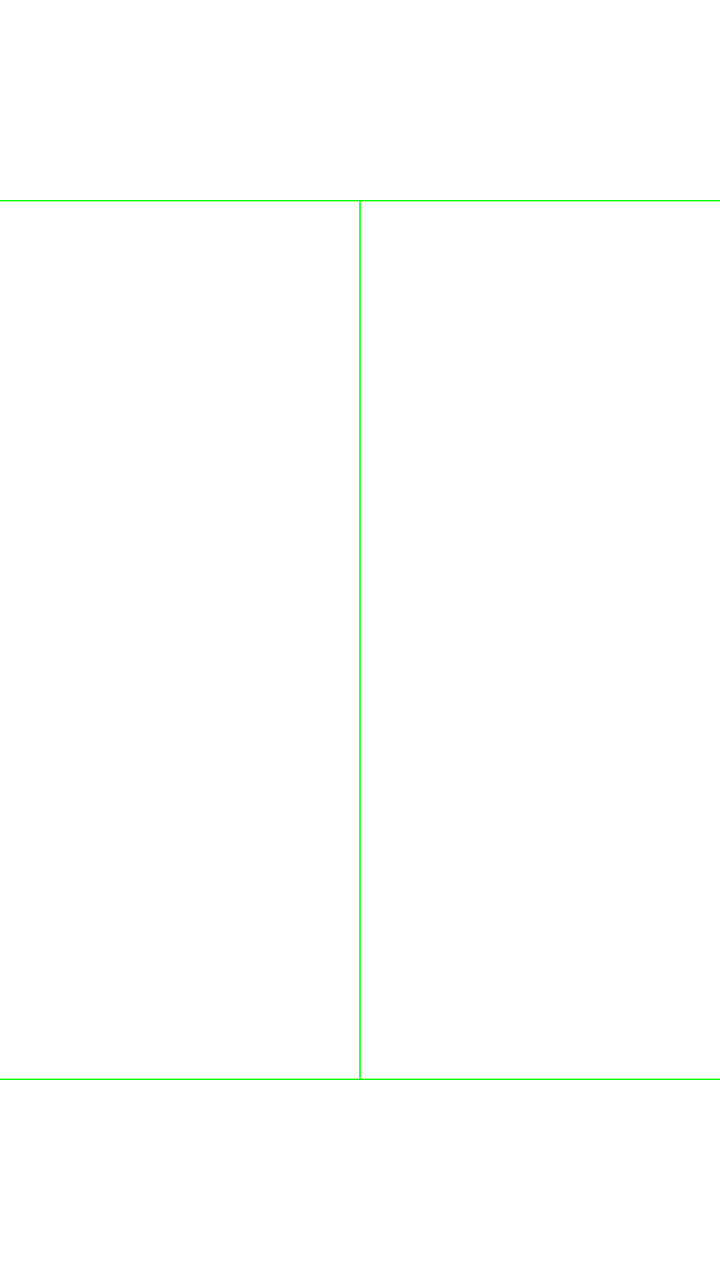
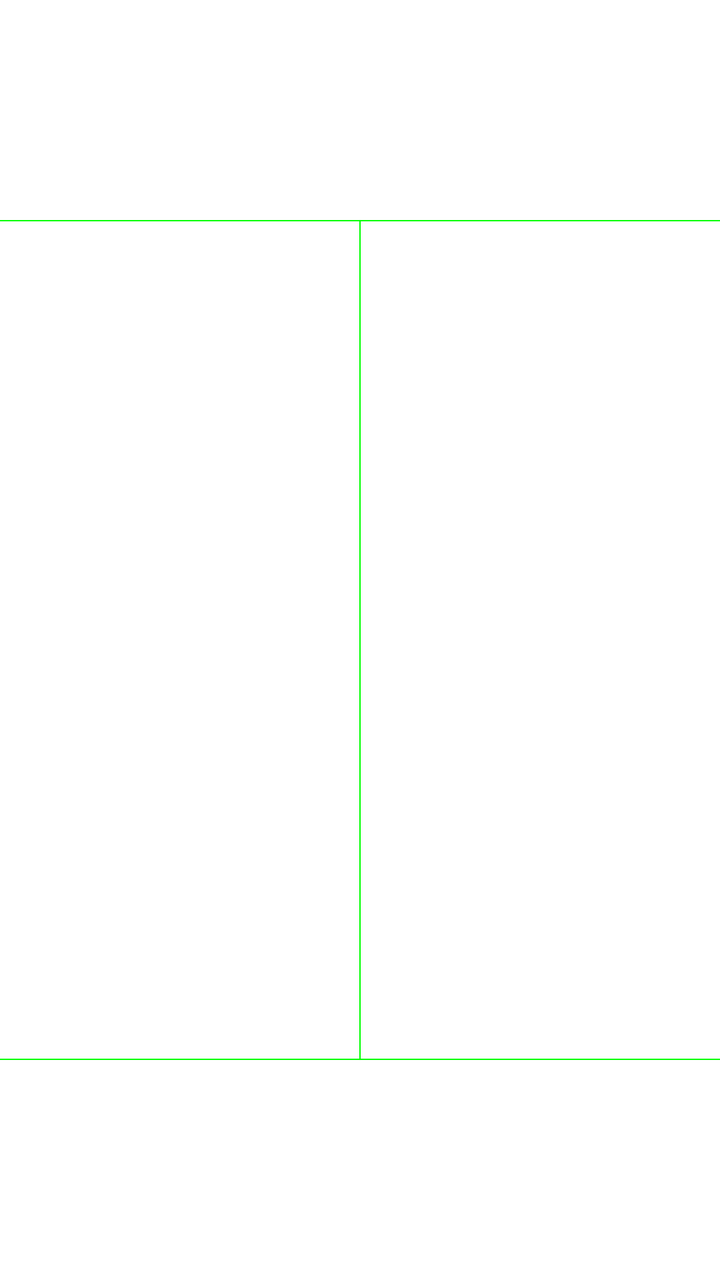

An Android layout rendered at two revisions. The XML below is the earlier revision; the diff shows what the commit changed to produce the second picture.
<!-- AndroidManifest.xml: application theme Theme.Lemaitre -->
<!-- res/layout/activity_preview.xml -->
<?xml version="1.0" encoding="utf-8"?>
<RelativeLayout xmlns:android="http://schemas.android.com/apk/res/android"
	xmlns:tools="http://schemas.android.com/tools"
	android:layout_width="match_parent"
	android:layout_height="match_parent"
	tools:context=".ActivityPreview"
	>
	
	<TextureView
		android:id="@+id/preview_vTexture"
		android:layout_width="match_parent"
		android:layout_height="match_parent"
		/>
	
	<View
		android:layout_width="2px"
		android:layout_height="match_parent"
		android:layout_centerHorizontal="true"
		android:layout_marginTop="100dp"
		android:layout_marginBottom="100dp"
		android:background="#0f0"
		/>
	
	<View
		android:layout_width="match_parent"
		android:layout_height="2px"
		android:layout_marginTop="100dp"
		android:background="#0f0"
		/>
	
	<View
		android:layout_width="match_parent"
		android:layout_height="2px"
		android:layout_marginBottom="100dp"
		android:layout_alignParentBottom="true"
		android:background="#0f0"
		/>

</RelativeLayout>
<!-- resources referenced by this layout -->
<resources>
  <style name="Theme.Lemaitre" parent="Theme.AppCompat.DayNight.NoActionBar">
          <item name="colorSurface">@color/background</item>
      
          
          <item name="android:windowBackground">@color/background</item>
          <item name="android:statusBarColor">@color/background</item>
          <item name="android:navigationBarColor">@color/background</item>
          <item name="android:windowLightStatusBar">true</item>
          <item name="android:windowLightNavigationBar">true</item>
          <item name="android:textColor">@color/onBackground</item>
          
          
          <item name="colorPrimary">@color/primary</item>
          <item name="colorPrimaryVariant">@color/purple_700</item>
          <item name="colorOnPrimary">@color/on_primary</item>
          
          
          <item name="colorSecondary">@color/teal_200</item>
          <item name="colorSecondaryVariant">@color/teal_700</item>
          <item name="colorOnSecondary">@color/black</item>
          
          
          <item name="switchStyle">@style/Theme.Lemaitre2.Switch</item>
      </style>
  <color name="background">#ffffff</color>
  <color name="onBackground">#808080</color>
  <color name="primary">#D99445</color>
  <color name="purple_700">#FF3700B3</color>
  <color name="on_primary">#ffffff</color>
  <color name="teal_200">#FF03DAC5</color>
  <color name="teal_700">#FF018786</color>
  <color name="black">#FF000000</color>
  <style name="Theme.Lemaitre2.Switch" parent="Widget.AppCompat.CompoundButton.Switch">
          <item name="thumbTint">@color/switch_thumb_selector</item>
          <item name="trackTint">@color/switch_track_selector</item>
          <item name="android:textColor">@color/onBackground</item>
      </style>
</resources>

<!-- the commit's change to res/layout/activity_preview.xml (unified diff, before → after) -->
@@ -16,22 +16,22 @@
 		android:layout_width="2px"
 		android:layout_height="match_parent"
 		android:layout_centerHorizontal="true"
-		android:layout_marginTop="100dp"
-		android:layout_marginBottom="100dp"
+		android:layout_marginTop="110dp"
+		android:layout_marginBottom="110dp"
 		android:background="#0f0"
 		/>
 	
 	<View
 		android:layout_width="match_parent"
 		android:layout_height="2px"
-		android:layout_marginTop="100dp"
+		android:layout_marginTop="110dp"
 		android:background="#0f0"
 		/>
 	
 	<View
 		android:layout_width="match_parent"
 		android:layout_height="2px"
-		android:layout_marginBottom="100dp"
+		android:layout_marginBottom="110dp"
 		android:layout_alignParentBottom="true"
 		android:background="#0f0"
 		/>
